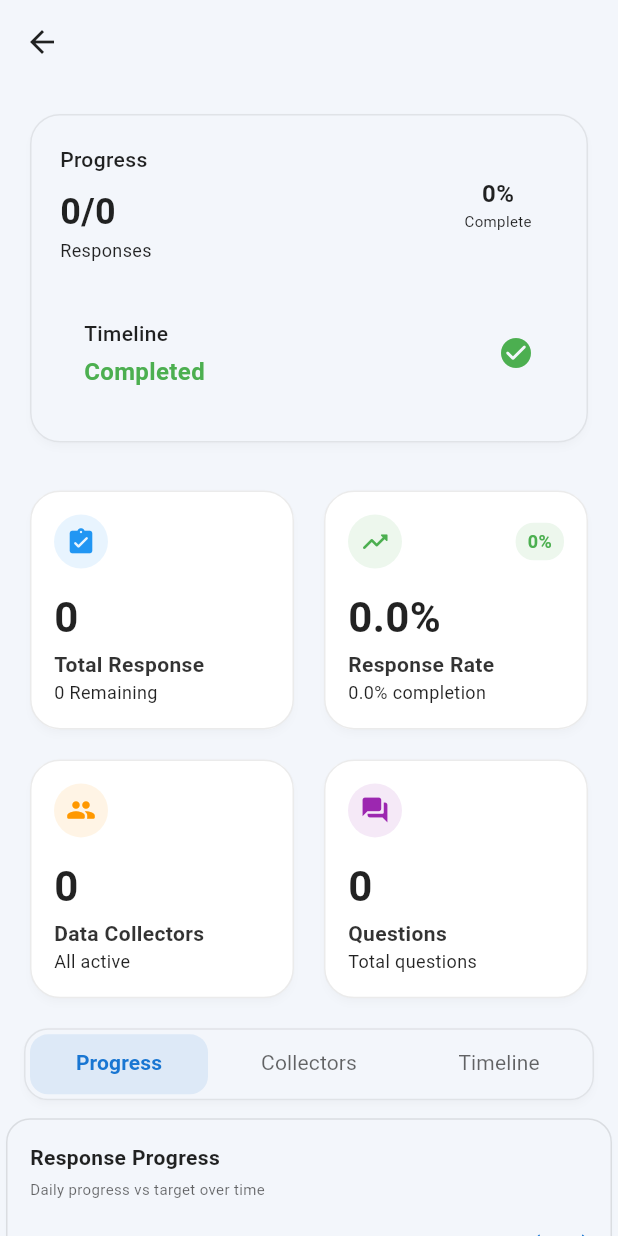
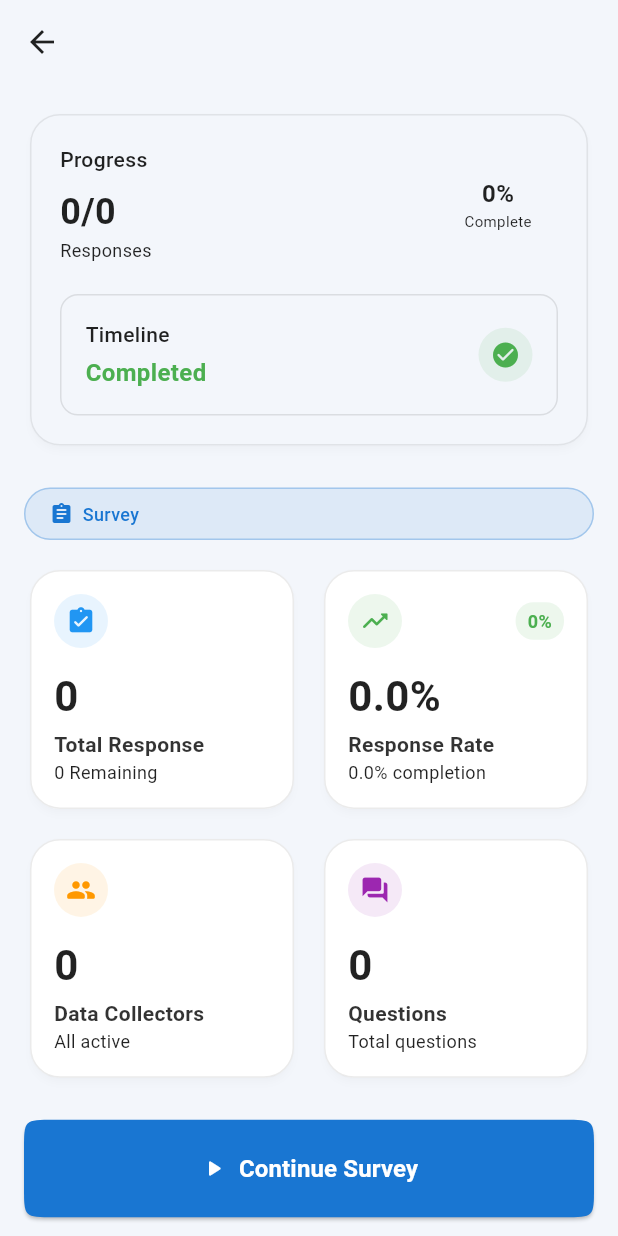
Before and after one commit to Ahmedx44/data4impact, a Flutter app: the StudyDetailView screen opened directly with empty values, on a phone screen of 412 x 824 dp. Run offline on Flutter 3.47's test engine with Material 3 defaults, Android fonts, the phone set to English and light mode, and no system bars; drawn by our look-alikes of toastification; our stand-ins replace audioplayers, awesome_bottom_bar, bloc, connectivity_plus, csv, device_info_plus and 20 more; missing offline and left inert: flutter_web_auth_2, record; accounts and stored records are empty.

Commit message:
refactor: Redesign Study, Team, and Detail Cards for a modern UI
This commit introduces a significant visual overhaul to key UI components across the application, focusing on a more modern, clean, and data-rich presentation. The `StudyCard`, `TeamCard`, and stat cards on the `StudyDetailView` have all been redesigned.

### Key UI/UX Enhancements:

-   **Redesigned `StudyCard` (`study_card.dart`):**
    -   The layout has been modernized to be more compact and visually appealing, with a cleaner aesthetic using subtle borders and background decorative elements.
    -   The status is now a prominent pill-shaped badge at the top, and a circular progress indicator shows the completion percentage.
    -   The progress bar is now slimmer with a gradient fill, and the complex dot-based progress markers have been removed for simplicity.
    -   The "Continue Study" button is now full-width for better accessibility.
    -   Introduced an `accentColor` property to allow for theme customization of the card's highlights.

-   **Revamped `TeamCard` (`team_view.dart`):**
    -   The team card now features a more modern design with better elevation, shadow, and spacing.
    -   Key information like the team name and member count is more prominent. The member count is now displayed as a distinct pill-shaped badge.
    -   Typography has been improved using the `Lexend Deca` font for better readability and a consistent look.

-   **Improved Study Detail View (`study_detail_view.dart`):**
    -   The statistic cards (`StudyDetailActivityCard`) have been redesigned with improved typography, spacing, and a modern card aesthetic.
    -   The progress overview card now features a cleaner design with better visual grouping of elements.
    -   A new "Study Type" badge has been added to clearly indicate the type of study (e.g., Survey, Interview) with a relevant icon.
    -   The "Continue" button has been enlarged and now includes an icon for better visual affordance.

-   **Minor Refinements:**
    -   Removed the tabbed section for charts from the `StudyDetailView` to simplify the layout.
    -   Standardized button padding in `CustomButton` to be proportional to its height.
    -   Added new status colors for `pending` and `overdue` states in the `StudyCard`.

```diff
--- a/apps/data4impact/lib/core/widget/AfiyaButton.dart
+++ b/apps/data4impact/lib/core/widget/AfiyaButton.dart
@@ -19,8 +19,8 @@ class CustomButton extends StatelessWidget {
     return ElevatedButton(
       onPressed: onTap,
       style: ButtonStyle(
-        padding: const WidgetStatePropertyAll(
-          EdgeInsets.symmetric(vertical: 0),
+        padding: WidgetStatePropertyAll(
+          EdgeInsets.symmetric(vertical: height * 0.3),
         ),
         backgroundColor: WidgetStateProperty.all(
           theme.colorScheme.primary,
--- a/apps/data4impact/lib/features/study_detail/pages/study_detail_view.dart
+++ b/apps/data4impact/lib/features/study_detail/pages/study_detail_view.dart
@@ -119,6 +119,12 @@ class _StudyDetailViewState extends State<StudyDetailView>
               progress: (progress as int).toDouble(),
             ),
           ),
+
+          // Study Type Badge
+          SliverToBoxAdapter(
+            child: _buildStudyTypeBadge(context),
+          ),
+
           // Stats Grid
           SliverPadding(
             padding: const EdgeInsets.symmetric(horizontal: 16, vertical: 8),
@@ -179,26 +185,6 @@ class _StudyDetailViewState extends State<StudyDetailView>
             ),
           ),
 
-          // Tabs Section
-          SliverToBoxAdapter(
-            child: _buildTabSection(context),
-          ),
-
-          // Tab Content
-          SliverToBoxAdapter(
-            child: SizedBox(
-              height: 420,
-              child: TabBarView(
-                controller: _tabController,
-                children: [
-                  ResponseTimeDistributionChart(studyData: widget.studyData),
-                  TopPerformersWidget(studyData: widget.studyData),
-                  MilestoneTrackingWidget(studyData: widget.studyData),
-                ],
-              ),
-            ),
-          ),
-
           // Continue Button (if not completed)
           if (widget.studyData['status'] != 'completed')
             SliverToBoxAdapter(
@@ -206,14 +192,21 @@ class _StudyDetailViewState extends State<StudyDetailView>
                 padding: const EdgeInsets.all(16),
                 child: CustomButton(
                   width: double.infinity,
-                  height: 56,
-                  child: Text(
+                  height: 70,
+                  child: Row(
+                    mainAxisAlignment: MainAxisAlignment.center,
+                    children: [
+                      const Icon(Icons.play_arrow_rounded, color: Colors.white),
+                      const SizedBox(width: 8),
+                      Text(
                         'Continue ${_getStudyTypeDisplayName()}',
                         style: GoogleFonts.lexendDeca(
                           fontSize: 16,
                           fontWeight: FontWeight.w600,
                           color: Colors.white,
                         ),
+                      ),
+                    ],
                   ),
                   onTap: () {
                     Navigator.pushReplacement(
@@ -232,13 +225,65 @@ class _StudyDetailViewState extends State<StudyDetailView>
                 ),
               ),
             ),
-
-          const SliverToBoxAdapter(
-            child: SizedBox(height: 20),
-          )
         ],
       ),
     );
+  }
+
+  Widget _buildStudyTypeBadge(BuildContext context) {
+    final theme = Theme.of(context);
+    final colorScheme = theme.colorScheme;
+    final studyType = _getStudyTypeDisplayName();
+
+    return Padding(
+      padding: const EdgeInsets.symmetric(horizontal: 16, vertical: 8),
+      child: Container(
+        padding: const EdgeInsets.symmetric(horizontal: 16, vertical: 8),
+        decoration: BoxDecoration(
+          color: colorScheme.primary.withOpacity(0.1),
+          borderRadius: BorderRadius.circular(20),
+          border: Border.all(
+            color: colorScheme.primary.withOpacity(0.3),
+            width: 1,
+          ),
+        ),
+        child: Row(
+          mainAxisSize: MainAxisSize.min,
+          children: [
+            Icon(
+              _getStudyTypeIcon(),
+              size: 16,
+              color: colorScheme.primary,
+            ),
+            const SizedBox(width: 6),
+            Text(
+              studyType,
+              style: GoogleFonts.lexendDeca(
+                fontSize: 12,
+                fontWeight: FontWeight.w500,
+                color: colorScheme.primary,
+              ),
+            ),
+          ],
+        ),
+      ),
+    );
+  }
+
+  IconData _getStudyTypeIcon() {
+    final studyType = _getStudyType();
+    switch (studyType) {
+      case 'survey':
+        return Icons.assignment_rounded;
+      case 'interview':
+        return Icons.record_voice_over_rounded;
+      case 'discussion':
+        return Icons.group_rounded;
+      case 'longitudinal':
+        return Icons.timeline_rounded;
+      default:
+        return Icons.assignment_rounded;
+    }
   }
 
   Widget _buildProgressOverviewCard(
@@ -325,7 +370,7 @@ class _StudyDetailViewState extends State<StudyDetailView>
                           valueColor: AlwaysStoppedAnimation<Color>(
                             progress >= 1 ? Colors.green : colorScheme.primary,
                           ),
-                          backgroundColor: colorScheme.surfaceVariant,
+                          backgroundColor: colorScheme.surfaceVariant.withOpacity(0.5),
                         ),
                       ),
                       Column(
@@ -358,6 +403,9 @@ class _StudyDetailViewState extends State<StudyDetailView>
                 decoration: BoxDecoration(
                   color: colorScheme.surfaceVariant.withOpacity(0.1),
                   borderRadius: BorderRadius.circular(12),
+                  border: Border.all(
+                    color: colorScheme.outline.withOpacity(0.1),
+                  ),
                 ),
                 child: Row(
                   mainAxisAlignment: MainAxisAlignment.spaceBetween,
@@ -388,14 +436,23 @@ class _StudyDetailViewState extends State<StudyDetailView>
                         ),
                       ],
                     ),
-                    Icon(
+                    Container(
+                      padding: const EdgeInsets.all(8),
+                      decoration: BoxDecoration(
+                        color: daysRemaining > 0
+                            ? colorScheme.primary.withOpacity(0.1)
+                            : Colors.green.withOpacity(0.1),
+                        shape: BoxShape.circle,
+                      ),
+                      child: Icon(
                         daysRemaining > 0
                             ? Icons.schedule_rounded
                             : Icons.check_circle_rounded,
                         color: daysRemaining > 0
                             ? colorScheme.primary
                             : Colors.green,
-                      size: 24,
+                        size: 20,
+                      ),
                     ),
                   ],
                 ),
```
Also changed, not shown: apps/data4impact/lib/features/study/widget/study_card.dart (+157 -187 lines), apps/data4impact/lib/features/study_detail/widget/study_detail_actitity_card.dart (+53 -34 lines), apps/data4impact/lib/features/team/page/team_view.dart (+60 -31 lines). Lines whose indentation alone changed are shown as unchanged.
